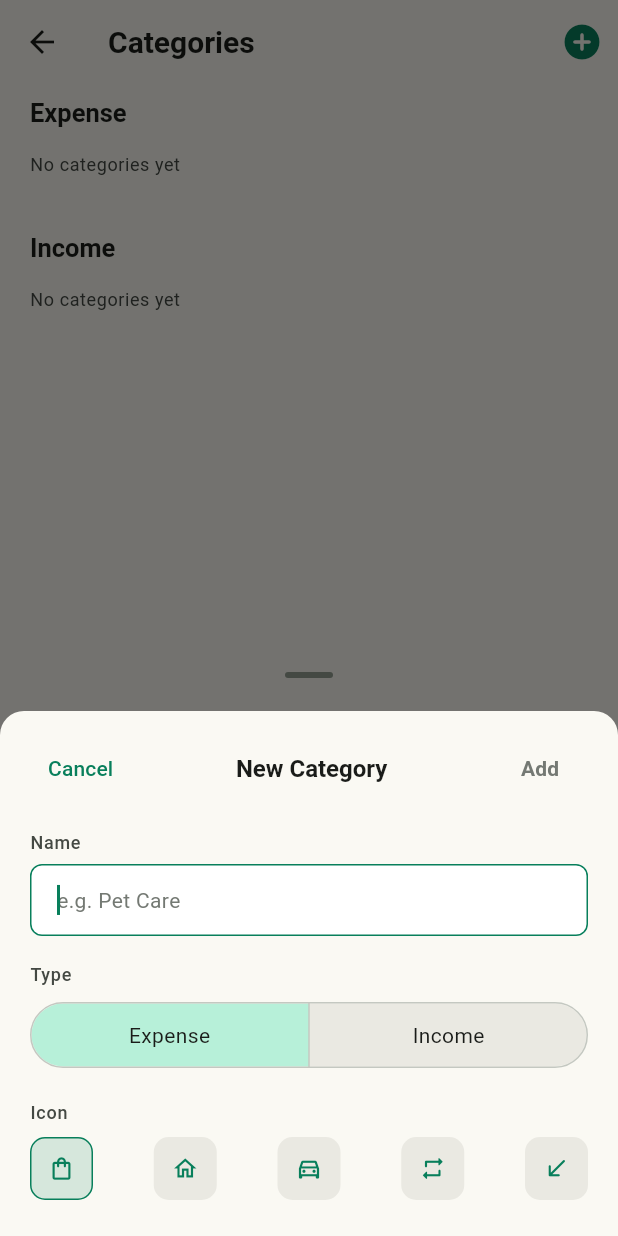
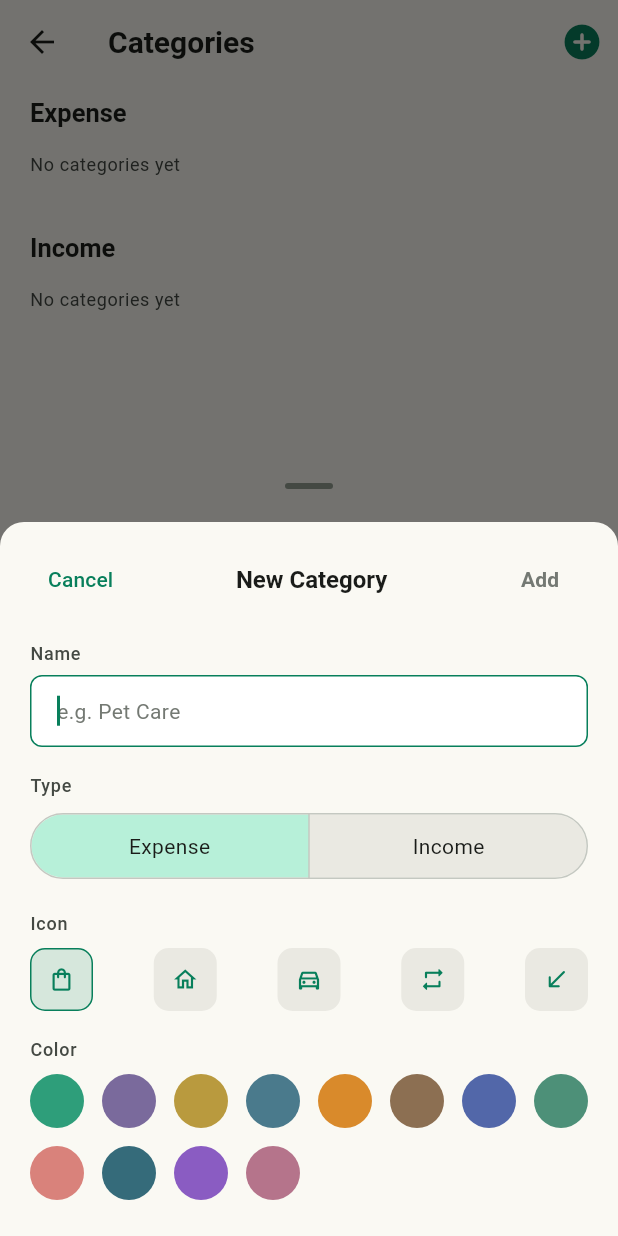
Before and after one commit to philquake/penny, a Flutter app: the CategoriesScreen screen opened directly with empty values, after a tap on the "add circle" icon, on a phone screen of 412 x 824 dp. Run offline on Flutter 3.47's test engine with Material 3 defaults, Android fonts, the phone set to English and light mode, and no system bars; our stand-ins replace dio, fl_chart, flutter_local_notifications, flutter_riverpod, flutter_secure_storage, image_picker and 1 more; missing offline and left inert: google_mlkit_text_recognition; accounts and stored records are empty.

Commit message:
feat: category colors is shared across all sections

```diff
--- /dev/null
+++ b/front_end/lib/core/theme/chart_colors.dart
@@ -0,0 +1,33 @@
+import 'package:flutter/material.dart';
+
+/// Preset swatches for the category color picker, also the fallback palette.
+const categorySwatches = <String>[
+  '#2E9E7A',
+  '#7A6A9C',
+  '#B99A3E',
+  '#4A7A8C',
+  '#D98A2B',
+  '#8C6F52',
+  '#5267A9',
+  '#4D9078',
+  '#D9827B',
+  '#356B7A',
+  '#8A5CC2',
+  '#B5748B',
+];
+
+Color? colorFromHex(String? hex) {
+  if (hex == null || hex.length != 7 || !hex.startsWith('#')) return null;
+  final v = int.tryParse(hex.substring(1), radix: 16);
+  return v == null ? null : Color(0xFF000000 | v);
+}
+
+String hexFromColor(Color c) =>
+    '#${(c.toARGB32() & 0xFFFFFF).toRadixString(16).padLeft(6, '0').toUpperCase()}';
+
+final _fallback = categorySwatches.map((h) => colorFromHex(h)!).toList();
+
+/// The one place a category's color is decided. User's choice wins,
+/// otherwise a stable fallback keyed by id.
+Color categoryColor(int categoryId, {String? hex}) =>
+    colorFromHex(hex) ?? _fallback[categoryId % _fallback.length];
--- /dev/null
+++ b/front_end/lib/core/widgets/category_color_picker.dart
@@ -0,0 +1,65 @@
+import 'package:flutter/material.dart';
+
+import '../theme/chart_colors.dart';
+import '../theme/theme_x.dart';
+
+class CategoryColorPicker extends StatelessWidget {
+  final String? selectedHex;
+  final ValueChanged<String> onChanged;
+  const CategoryColorPicker({super.key, required this.selectedHex, required this.onChanged});
+
+  @override
+  Widget build(BuildContext context) {
+    return Wrap(
+      spacing: 12,
+      runSpacing: 12,
+      children: [
+        for (final hex in categorySwatches)
+          InkWell(
+            customBorder: const CircleBorder(),
+            onTap: () => onChanged(hex),
+            child: Container(
+              width: 36,
+              height: 36,
+              decoration: BoxDecoration(
+                color: colorFromHex(hex),
+                shape: BoxShape.circle,
+                border: Border.all(
+                  color: selectedHex?.toUpperCase() == hex
+                      ? context.colors.onSurface
+                      : Colors.transparent,
+                  width: 2.5,
+                ),
+              ),
+              child: selectedHex?.toUpperCase() == hex
+                  ? const Icon(Icons.check, size: 18, color: Colors.white)
+                  : null,
+            ),
+          ),
+      ],
+    );
+  }
+}
+
+/// Bottom sheet for recoloring an existing category. Returns the chosen hex.
+Future<String?> showCategoryColorSheet(BuildContext context, {String? current}) {
+  return showModalBottomSheet<String>(
+    context: context,
+    showDragHandle: true,
+    builder: (context) => Padding(
+      padding: const EdgeInsets.fromLTRB(20, 4, 20, 28),
+      child: Column(
+        mainAxisSize: MainAxisSize.min,
+        crossAxisAlignment: CrossAxisAlignment.start,
+        children: [
+          Text('Category color', style: context.text.titleMedium),
+          const SizedBox(height: 16),
+          CategoryColorPicker(
+            selectedHex: current,
+            onChanged: (hex) => Navigator.of(context).pop(hex),
+          ),
+        ],
+      ),
+    ),
+  );
+}
--- a/front_end/lib/data/categories_repository.dart
+++ b/front_end/lib/data/categories_repository.dart
@@ -21,4 +21,9 @@ class CategoriesRepository {
   Future<void> delete(int id) async {
     await _client.dio.delete('/categories/$id');
   }
+
+  Future<Category> update(int id, CategoryUpdate data) async {
+  final response = await _client.dio.put('/categories/$id', data: data.toJson());
+  return Category.fromJson(response.data as Map<String, dynamic>);
 }
+}
--- a/front_end/lib/models/category.dart
+++ b/front_end/lib/models/category.dart
@@ -5,12 +5,14 @@ class CategoryCreate {
   final TransactionType type;
   final String? icon;
   final bool isDefault;
+  final String? color;
 
   const CategoryCreate({
     required this.name,
     required this.type,
     this.icon,
     this.isDefault = false,
+    this.color,
   });
 
   Map<String, dynamic> toJson() {
@@ -19,6 +21,7 @@ class CategoryCreate {
       'type': type.value,
       'icon': icon,
       'is_default': isDefault,
+      'color': color,
     };
   }
 }
@@ -30,7 +33,7 @@ class Category {
   final TransactionType type;
   final String? icon;
   final bool isDefault;
-
+  final String? color;
   const Category({
     required this.id,
     required this.userId,
@@ -38,6 +41,7 @@ class Category {
     required this.type,
     required this.icon,
     required this.isDefault,
+    required this.color,
   });
 
   factory Category.fromJson(Map<String, dynamic> json) {
@@ -50,6 +54,7 @@ class Category {
       ),
       icon: json['icon'] as String?,
       isDefault: json['is_default'] as bool,
+      color: json['color'] as String?,
     );
   }
 
@@ -64,3 +69,14 @@ class Category {
     };
   }
 }
+
+class CategoryUpdate {
+  final String? name;
+  final String? color;
+  const CategoryUpdate({this.name, this.color});
+
+  Map<String, dynamic> toJson() => {
+        if (name != null) 'name': name,
+        if (color != null) 'color': color,
+      };
+}
--- a/front_end/lib/screens/categories_screen.dart
+++ b/front_end/lib/screens/categories_screen.dart
@@ -4,24 +4,28 @@ import 'package:dio/dio.dart';
 import '../models/category.dart';
 import '../models/transaction_type.dart';
 import '../widgets/transaction_row.dart' show categoryIcon;
+import '../core/widgets/category_color_picker.dart';
+import '../core/theme/chart_colors.dart';
 import '../core/theme/theme_x.dart';
 
 /// Categories screen — grouped by type (Expense/Income), the way budgets
 /// and the transaction filters both key off type already.
 ///
 /// Default categories (`is_default: true`, `user_id: null` — seeded by
-/// the backend for everyone) can't be deleted here; only a household
-/// member's own custom categories can be.
+/// the backend for everyone) can't be deleted or recolored here; only a
+/// household member's own custom categories can be.
 class CategoriesScreen extends StatefulWidget {
   final List<Category> categories;
   final void Function(CategoryCreate) onCreate;
   final Future<void> Function(int id) onDelete;
+  final Future<void> Function(int id, CategoryUpdate data)? onUpdate;
 
   const CategoriesScreen({
     super.key,
     required this.categories,
     required this.onCreate,
     required this.onDelete,
+    this.onUpdate,
   });
 
   @override
@@ -48,6 +52,54 @@ class _CategoriesScreenState extends State<CategoriesScreen> {
   List<Category> _byType(TransactionType type) =>
       _categories.where((c) => c.type == type).toList()
         ..sort((a, b) => a.name.compareTo(b.name));
+
+  Future<void> _changeColor(Category category) async {
+    final update = widget.onUpdate;
+    if (update == null) return;
+
+    final hex = await showCategoryColorSheet(context, current: category.color);
+    if (hex == null || hex == category.color) return;
+
+    final index = _categories.indexWhere((c) => c.id == category.id);
+    if (index == -1) return;
+    final previous = _categories[index];
+
+    // Optimistic: repaint immediately, roll back if the server rejects it.
+    setState(() {
+      _categories[index] = Category(
+        id: previous.id,
+        userId: previous.userId,
+        name: previous.name,
+        type: previous.type,
+        icon: previous.icon,
+        isDefault: previous.isDefault,
+        color: hex,
+      );
+    });
+
+    try {
+      await update(category.id, CategoryUpdate(color: hex));
+    } catch (error) {
+      if (!mounted) return;
+      setState(() {
+        final i = _categories.indexWhere((c) => c.id == category.id);
+        if (i != -1) _categories[i] = previous;
+      });
+      await showDialog<void>(
+        context: context,
+        builder: (context) => AlertDialog(
+          title: const Text('Can\'t change color'),
+          content: Text(_errorMessage(error)),
+          actions: [
+            TextButton(
+              onPressed: () => Navigator.of(context).pop(),
+              child: const Text('OK'),
+            ),
+          ],
+        ),
+      );
+    }
+  }
 
   Future<void> _confirmDelete(Category category) async {
     final confirmed = await showDialog<bool>(
@@ -118,6 +170,7 @@ class _CategoriesScreenState extends State<CategoriesScreen> {
           type: created.type,
           icon: created.icon,
           isDefault: false,
+          color: created.color,
         ));
       });
       widget.onCreate(created);
@@ -155,12 +208,14 @@ class _CategoriesScreenState extends State<CategoriesScreen> {
                     title: 'Expense',
                     categories: _byType(TransactionType.expense),
                     onDelete: _confirmDelete,
+                    onColorTap: widget.onUpdate == null ? null : _changeColor,
                   ),
                   const SizedBox(height: 28),
                   _CategorySection(
                     title: 'Income',
                     categories: _byType(TransactionType.income),
                     onDelete: _confirmDelete,
+                    onColorTap: widget.onUpdate == null ? null : _changeColor,
                   ),
                 ],
               ),
@@ -176,11 +231,13 @@ class _CategorySection extends StatelessWidget {
   final String title;
   final List<Category> categories;
   final void Function(Category) onDelete;
+  final void Function(Category)? onColorTap;
 
   const _CategorySection({
     required this.title,
     required this.categories,
     required this.onDelete,
+    this.onColorTap,
   });
 
   @override
@@ -208,6 +265,9 @@ class _CategorySection extends StatelessWidget {
                   _CategoryRow(
                     category: categories[i],
                     onDelete: () => onDelete(categories[i]),
+                    onColorTap: onColorTap == null || categories[i].isDefault
+                        ? null
+                        : () => onColorTap!(categories[i]),
                   ),
                   if (i != categories.length - 1)
                     const Divider(height: 1, indent: 56),
@@ -223,25 +283,35 @@ class _CategorySection extends StatelessWidget {
 class _CategoryRow extends StatelessWidget {
   final Category category;
   final VoidCallback onDelete;
+  final VoidCallback? onColorTap;
 
-  const _CategoryRow({required this.category, required this.onDelete});
+  const _CategoryRow({
+    required this.category,
+    required this.onDelete,
+    this.onColorTap,
+  });
 
   @override
   Widget build(BuildContext context) {
+    final color =
+        categoryColor(category.id, hex: category.color);
+
     return Padding(
       padding: const EdgeInsets.symmetric(horizontal: 14, vertical: 10),
       child: Row(
         children: [
-          Container(
+          GestureDetector(
+            onTap: onColorTap,
+            child: Container(
               width: 34,
               height: 34,
               decoration: BoxDecoration(
-              color: context.colors.surfaceContainerHigh,
+                color: color.withValues(alpha: 0.15),
                 borderRadius: BorderRadius.circular(8),
               ),
               alignment: Alignment.center,
-            child: Icon(categoryIcon(category.icon),
-                size: 16, color: context.colors.primary),
+              child: Icon(categoryIcon(category.icon), size: 16, color: color),
+            ),
           ),
           const SizedBox(width: 12),
           Expanded(
@@ -263,7 +333,7 @@ class _CategoryRow extends StatelessWidget {
   }
 }
 
-/// Modal sheet for creating a category: name, type, icon.
+/// Modal sheet for creating a category: name, type, icon, color.
 /// Icon choices are limited to the keys `categoryIcon()` actually knows
 /// about — extend that mapping in transaction_row.dart before adding more.
 class _AddCategorySheet extends StatefulWidget {
@@ -275,6 +345,7 @@ class _AddCategorySheetState extends State<_AddCategorySheet> {
   final _nameController = TextEditingController();
   TransactionType _type = TransactionType.expense;
   String _icon = 'bag';
+  String? _color;
 
   static const _iconChoices = ['bag', 'house', 'car', 'repeat', 'arrow_down_left'];
 
@@ -292,6 +363,7 @@ class _AddCategorySheetState extends State<_AddCategorySheet> {
       name: _nameController.text.trim(),
       type: _type,
       icon: _icon,
+      color: _color,
     ));
   }
 
@@ -307,6 +379,7 @@ class _AddCategorySheetState extends State<_AddCategorySheet> {
       ),
       child: SafeArea(
         top: false,
+        child: SingleChildScrollView(
           child: Padding(
             padding: const EdgeInsets.fromLTRB(20, 14, 20, 24),
             child: Column(
@@ -411,7 +484,15 @@ class _AddCategorySheetState extends State<_AddCategorySheet> {
                       ),
                   ],
                 ),
+                const SizedBox(height: 18),
+                Text('Color', style: context.text.labelMedium),
+                const SizedBox(height: 8),
+                CategoryColorPicker(
+                  selectedHex: _color,
+                  onChanged: (hex) => setState(() => _color = hex),
+                ),
               ],
+            ),
           ),
         ),
       ),
--- a/front_end/lib/screens/settings_screen.dart
+++ b/front_end/lib/screens/settings_screen.dart
@@ -518,6 +518,7 @@ class _SettingsRow extends StatelessWidget {
               ],
             ),
           ),
+          // ignore: use_null_aware_elements
           if (trailing != null) trailing!,
           if (trailingText != null)
             Text(
```
Also changed, not shown: front_end/lib/core/widgets/category_breakdown_chart.dart (added, +93 -0 lines), front_end/lib/models/category_breakdown_item.dart (added, +23 -0 lines), front_end/lib/providers/data_providers.dart (+7 -0 lines), front_end/lib/screens/reports_screen.dart (+33 -68 lines), 4 other files. Lines whose indentation alone changed are shown as unchanged.
